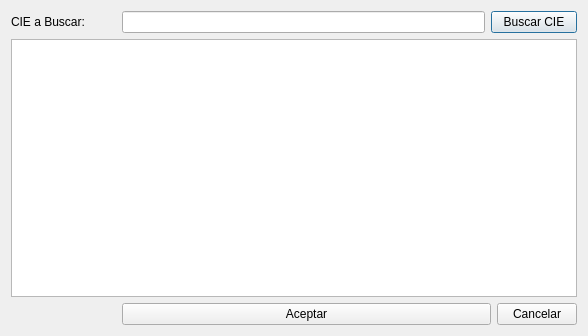
Above: Busquedas/frmbuscarcie.ui from arcnexus/RedFoX before the change. Below: the same form after it.
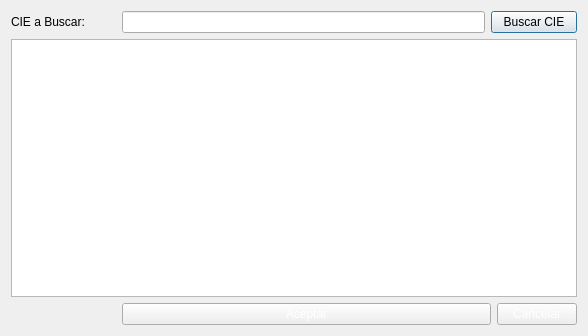
That is the form after the change. Icons and pictures are not drawn.

Commit message: Color Botones formularios - otros cambios menores -

The edit to the form file:
```diff
--- a/Busquedas/frmbuscarcie.ui
+++ b/Busquedas/frmbuscarcie.ui
@@ -51,6 +51,10 @@
    </item>
    <item row="2" column="1" colspan="2">
     <widget class="QPushButton" name="btnAceptar">
+     <property name="styleSheet">
+      <string notr="true">QPushButton:disabled{color: 0; }
+QPushButton:enabled{color: rgb(255,255,255); }</string>
+     </property>
      <property name="text">
       <string>Aceptar</string>
      </property>
@@ -62,6 +66,10 @@
    </item>
    <item row="2" column="3">
     <widget class="QPushButton" name="btnCancelar">
+     <property name="styleSheet">
+      <string notr="true">QPushButton:disabled{color: 0; }
+QPushButton:enabled{color: rgb(255,255,255); }</string>
+     </property>
      <property name="text">
       <string>Cancelar</string>
      </property>
```
Left out of the diff: 10 changed lines with no effect on the pictures. The commit also changes 25 other files.
